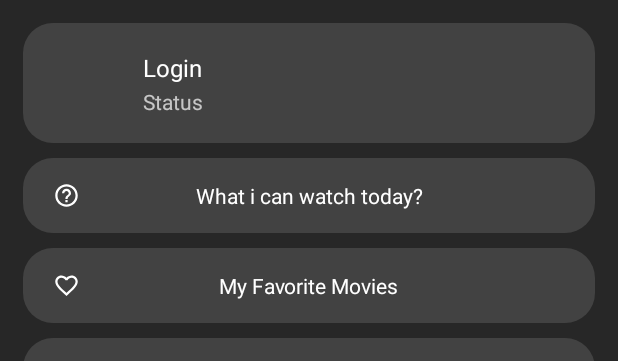
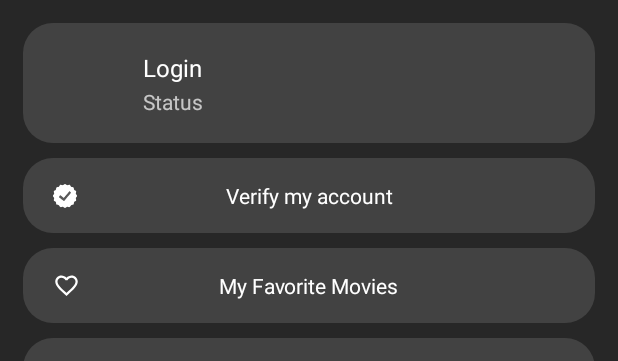
Before and after one commit to KolyaFedorenko/StormWatch, an Android app: the layout fragment_profile.xml on its own in the app's theme, with its tools: preview values and no code run, on a phone screen of 412 x 824 dp. Shown: the top 361 px of the screen. Run offline under Robolectric (Android 15) with nearby library versions, the phone set to English and light mode, and no system bars.

Commit message:
Started working with verification

```diff
--- a/app/src/main/res/layout/fragment_profile.xml
+++ b/app/src/main/res/layout/fragment_profile.xml
@@ -55,6 +55,16 @@
                         android:textColor="@color/white"
                         android:textSize="16sp"/>
 
+                    <com.airbnb.lottie.LottieAnimationView
+                        android:id="@+id/lottieVerifiedUser"
+                        android:layout_width="24dp"
+                        android:layout_height="24dp"
+                        app:layout_constraintStart_toEndOf="@id/textLogin"
+                        app:layout_constraintTop_toTopOf="parent"
+                        app:lottie_rawRes="@raw/verified_user"
+                        app:lottie_progress="0.5"
+                        android:visibility="gone"/>
+
                     <TextView
                         android:id="@+id/textTag"
                         android:layout_width="wrap_content"
@@ -68,7 +78,7 @@
             </androidx.constraintlayout.widget.ConstraintLayout>
 
             <androidx.constraintlayout.widget.ConstraintLayout
-                android:id="@+id/clWhatToWatch"
+                android:id="@+id/clVerification"
                 android:layout_width="match_parent"
                 android:layout_height="50dp"
                 app:layout_constraintTop_toBottomOf="@id/clProfile"
@@ -76,18 +86,19 @@
                 android:layout_marginTop="10dp"
                 android:layout_marginHorizontal="15dp">
 
-                <ImageView
-                    android:layout_width="wrap_content"
-                    android:layout_height="wrap_content"
+                <com.airbnb.lottie.LottieAnimationView
+                    android:id="@+id/lottieVerifyAccount"
+                    android:layout_width="24dp"
+                    android:layout_height="24dp"
                     app:layout_constraintTop_toTopOf="parent"
                     app:layout_constraintBottom_toBottomOf="parent"
                     app:layout_constraintStart_toStartOf="parent"
-                    android:background="@drawable/ic_what_to_watch"
-                    android:backgroundTint="@color/white"
-                    android:layout_marginStart="20dp"/>
+                    app:lottie_rawRes="@raw/verify_account"
+                    app:lottie_progress="0.5"
+                    android:layout_marginStart="16dp"/>
 
                 <TextView
-                    android:id="@+id/textWhatToWatch"
+                    android:id="@+id/textVerifyMyAccount"
                     android:layout_width="wrap_content"
                     android:layout_height="wrap_content"
                     app:layout_constraintTop_toTopOf="parent"
@@ -95,7 +106,7 @@
                     app:layout_constraintStart_toStartOf="parent"
                     app:layout_constraintEnd_toEndOf="parent"
                     android:textColor="@color/white"
-                    android:text="@string/what_i_can_watch_today"/>
+                    android:text="@string/verify_my_account"/>
             </androidx.constraintlayout.widget.ConstraintLayout>
 
             <androidx.constraintlayout.widget.ConstraintLayout
@@ -195,7 +206,7 @@
                 android:id="@+id/clFavoriteMovies"
                 android:layout_width="match_parent"
                 android:layout_height="wrap_content"
-                app:layout_constraintTop_toBottomOf="@id/clWhatToWatch"
+                app:layout_constraintTop_toBottomOf="@id/clVerification"
                 app:layout_constraintStart_toStartOf="parent"
                 app:layout_constraintEnd_toEndOf="parent"
                 android:background="@drawable/rounded_background"
--- a/app/src/main/res/values/strings.xml
+++ b/app/src/main/res/values/strings.xml
@@ -25,7 +25,7 @@
     <string name="sign_out">Sign Out</string>
     <string name="status">Status</string>
     <string name="my_favorite_movies">My Favorite Movies</string>
-    <string name="what_i_can_watch_today">What i can watch today?</string>
+    <string name="verify_my_account">Verify my account</string>
     <string name="change_password">Change my password</string>
     <string name="delete_my_account">Delete my account</string>
     <string name="how_to_use_this_app">How to use this app?</string>
```
Also changed, not shown: app/src/main/java/com/example/moviereviewer/ProfileFragment.java (+36 -3 lines), app/src/main/res/raw/verified_user.json (added, +1 -0 lines), app/src/main/res/raw/verify_account.json (added, +1 -0 lines).
